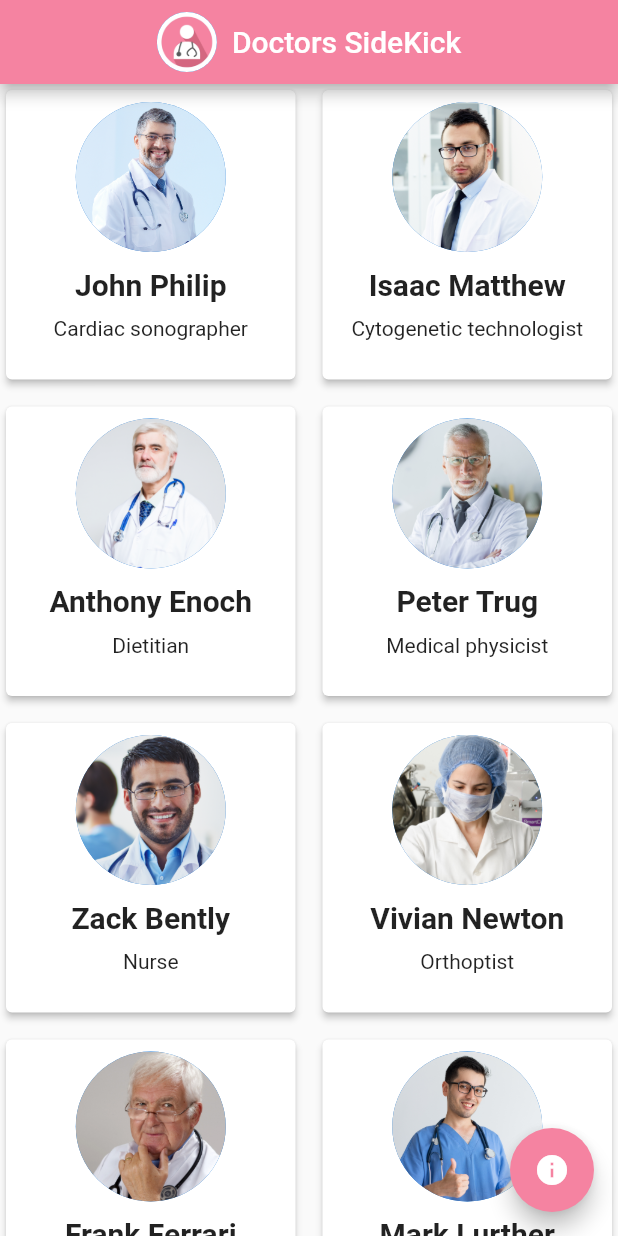
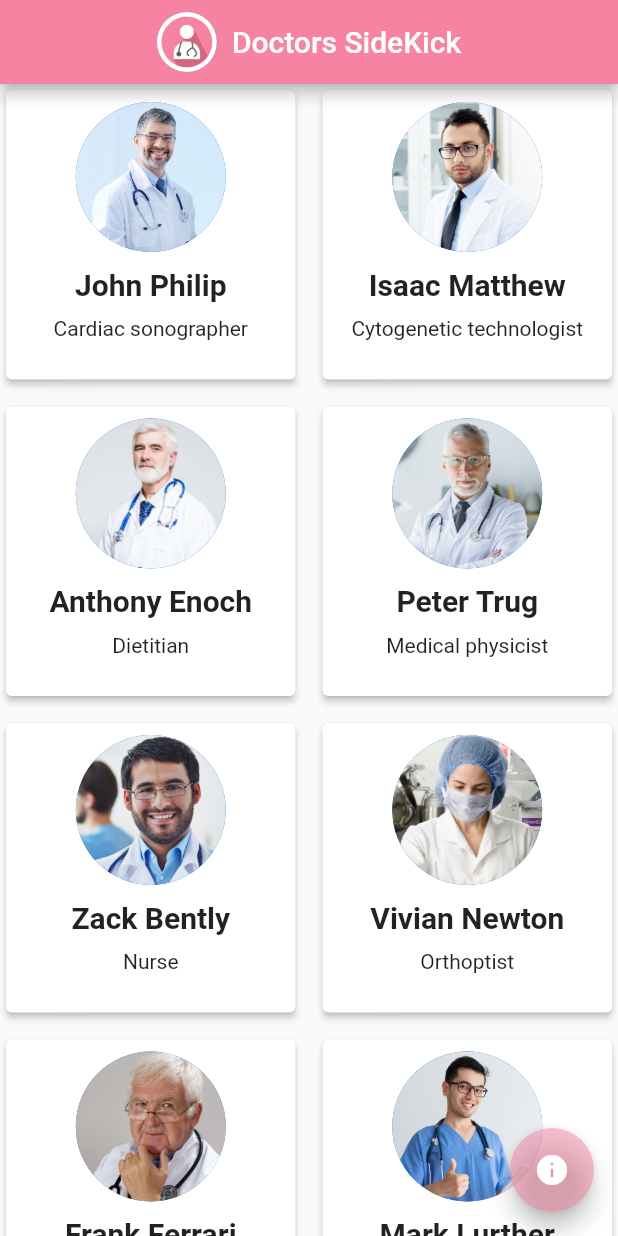
Before and after one commit to Atuoha/avatar_anime, a Flutter app: the screen it shows after launch, on a phone screen of 412 x 824 dp. Run offline on Flutter 3.47's test engine with Material 2 defaults, Android fonts, the phone set to English and light mode, and no system bars; missing offline and left inert: local_hero.

Commit message:
full impl

```diff
--- a/lib/constants/color.dart
+++ b/lib/constants/color.dart
@@ -1,3 +1,4 @@
 import 'package:flutter/material.dart';
 
 const primaryColor = Color(0XFFF583A1);
+var litePrimary =  primaryColor.withOpacity(0.5);
--- a/lib/home_screen.dart
+++ b/lib/home_screen.dart
@@ -18,7 +18,7 @@ class _HomeScreenState extends State<HomeScreen> {
     return Scaffold(
       floatingActionButton: FloatingActionButton(
         onPressed: () {},
-          backgroundColor: primaryColor,
+        backgroundColor: litePrimary,
         child: const Icon(Icons.info),
       ),
       appBar: AppBar(
@@ -38,6 +38,8 @@ class _HomeScreenState extends State<HomeScreen> {
       body: const LocalHeroScope(
         duration: Duration(seconds: 1),
         curve: Curves.easeIn,
-            child: GridItems()));
+        child: GridItems(),
+      ),
+    );
   }
 }
--- a/lib/main.dart
+++ b/lib/main.dart
@@ -16,7 +16,7 @@ class MyApp extends StatelessWidget {
     SystemChrome.setSystemUIOverlayStyle(
       SystemUiOverlayStyle(
         statusBarColor: Colors.transparent,
-        systemNavigationBarColor: primaryColor.withOpacity(0.5),
+        systemNavigationBarColor: litePrimary,
       ),
     );
     return const MaterialApp(
--- /dev/null
+++ b/lib/widgets/doctor_card.dart
@@ -0,0 +1,45 @@
+import 'package:flutter/material.dart';
+import 'package:local_hero/local_hero.dart';
+
+import '../model/data.dart';
+
+class DoctorCard extends StatelessWidget {
+  const DoctorCard({
+    Key? key,
+    required this.doctor,
+    this.smallCard = false,
+  }) : super(key: key);
+  final Doctor doctor;
+  final bool smallCard;
+
+  @override
+  Widget build(BuildContext context) {
+    return Hero(
+      tag: doctor.name,
+      child: Card(
+        elevation: 2,
+        child: Padding(
+          padding: const EdgeInsets.all(8.0),
+          child: Column(
+            children: [
+              CircleAvatar(
+                backgroundImage: AssetImage(doctor.imgUrl),
+                radius: smallCard ? 20 : 50,
+              ),
+              const SizedBox(height: 10),
+              Text(
+                doctor.name,
+                style: TextStyle(
+                  fontWeight: FontWeight.bold,
+                  fontSize: smallCard ? 15 : 20,
+                ),
+              ),
+              const SizedBox(height: 10),
+              Text(doctor.jobTitle),
+            ],
+          ),
+        ),
+      ),
+    );
+  }
+}
--- a/lib/widgets/grid_items.dart
+++ b/lib/widgets/grid_items.dart
@@ -1,6 +1,10 @@
 import 'package:flutter/material.dart';
+import 'package:local_hero/local_hero.dart';
 
+import '../constants/color.dart';
 import '../data/data.dart';
+import '../model/data.dart';
+import 'doctor_card.dart';
 
 class GridItems extends StatefulWidget {
   const GridItems({Key? key}) : super(key: key);
@@ -10,39 +14,80 @@ class GridItems extends StatefulWidget {
 }
 
 class _GridItemsState extends State<GridItems> {
+  List<Doctor> favDoctors = [];
+
+  addToFav(Doctor doctor) {
+    if (!favDoctors.contains(doctor)) {
+      setState(() {
+        favDoctors.insert(0, doctor);
+        doctors.remove(doctor);
+      });
+    }
+  }
+
+  removeFromFav(Doctor doctor) {
+    setState(() {
+      favDoctors.remove(doctor);
+      doctors.add(doctor);
+    });
+  }
+
   @override
   Widget build(BuildContext context) {
-    return GridView.builder(
+    return Column(
+      mainAxisAlignment: MainAxisAlignment.spaceBetween,
+      children: [
+        Expanded(
+          child: GridView.builder(
             itemCount: doctors.length,
             gridDelegate: const SliverGridDelegateWithFixedCrossAxisCount(
               crossAxisCount: 2,
               crossAxisSpacing: 10,
               mainAxisSpacing: 10,
             ),
-      itemBuilder: (context, index) => Card(
-        elevation: 2,
+            itemBuilder: (context, index) => GestureDetector(
+              onTap: () => addToFav(doctors[index]),
+              child: DoctorCard(doctor: doctors[index]),
+            ),
+          ),
+        ),
+        Visibility(
+          visible: favDoctors.isNotEmpty,
+          child: Container(
+            color: litePrimary,
+            width: double.infinity,
+            height: MediaQuery.of(context).size.height * 0.2,
             child: Padding(
               padding: const EdgeInsets.all(8.0),
               child: Column(
                 children: [
-              CircleAvatar(
-                backgroundImage: AssetImage(doctors[index].imgUrl),
-                radius: 50,
-              ),
-              const SizedBox(height: 10),
-              Text(
-                doctors[index].name,
-                style: const TextStyle(
+                  const Text(
+                    'Favorite Doctors',
+                    textAlign: TextAlign.center,
+                    style: TextStyle(
                       fontWeight: FontWeight.bold,
-                  fontSize: 20,
+                      fontSize: 16,
                     ),
                   ),
-              const SizedBox(height: 10),
-              Text(doctors[index].jobTitle),
+                  Expanded(
+                    child: ListView.builder(
+                      scrollDirection: Axis.horizontal,
+                      itemCount: favDoctors.length,
+                      itemBuilder: (context, index) => GestureDetector(
+                        onTap: () => removeFromFav(favDoctors[index]),
+                        child: DoctorCard(
+                          doctor: favDoctors[index],
+                          smallCard: true,
+                        ),
+                      ),
+                    ),
+                  )
                 ],
               ),
             ),
           ),
+        )
+      ],
     );
   }
 }
```
Lines whose indentation alone changed are shown as unchanged.
